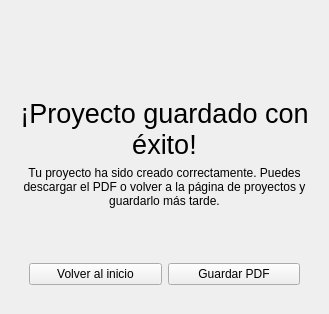
First picture: the form in src/views/ui/Success.ui, repository 4l3j0Ok/budget-maker-desktop, before the edit.
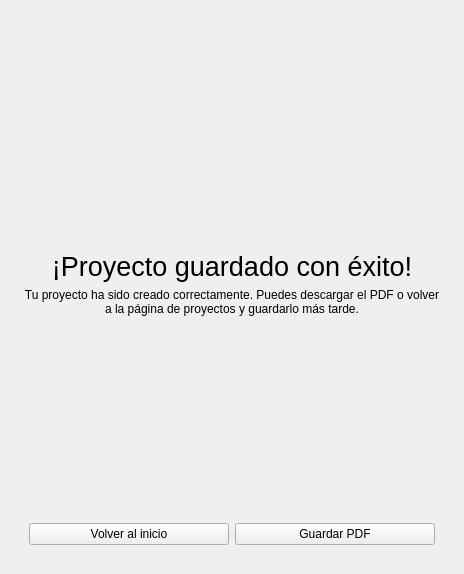
Second picture: the form after the edit. Icons and pictures are not drawn.

```diff
--- a/src/views/ui/Success.ui
+++ b/src/views/ui/Success.ui
@@ -2,6 +2,14 @@
 <ui version="4.0">
  <class>Form</class>
  <widget class="QWidget" name="Form">
+  <property name="geometry">
+   <rect>
+    <x>0</x>
+    <y>0</y>
+    <width>464</width>
+    <height>574</height>
+   </rect>
+  </property>
   <property name="sizePolicy">
    <sizepolicy hsizetype="Expanding" vsizetype="Expanding">
     <horstretch>0</horstretch>
```
Left out of the diff: 6 changed lines with no effect on the pictures.
